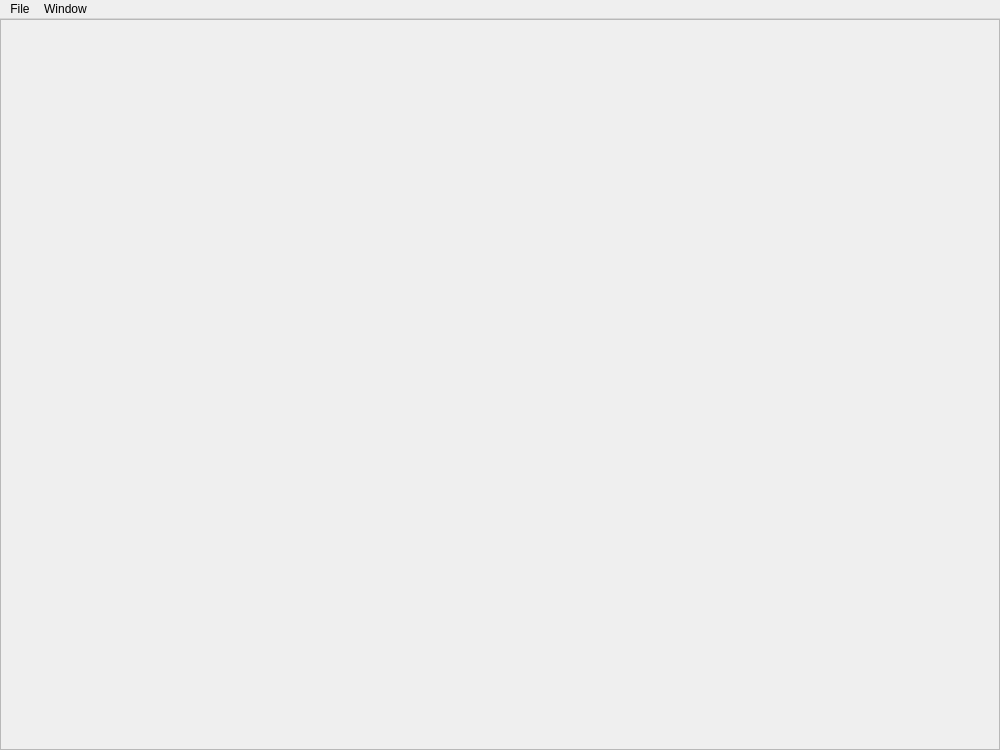
The window that mainwindow.ui (RicBent/Goombatlas) describes before a commit, drawn with Qt 5.
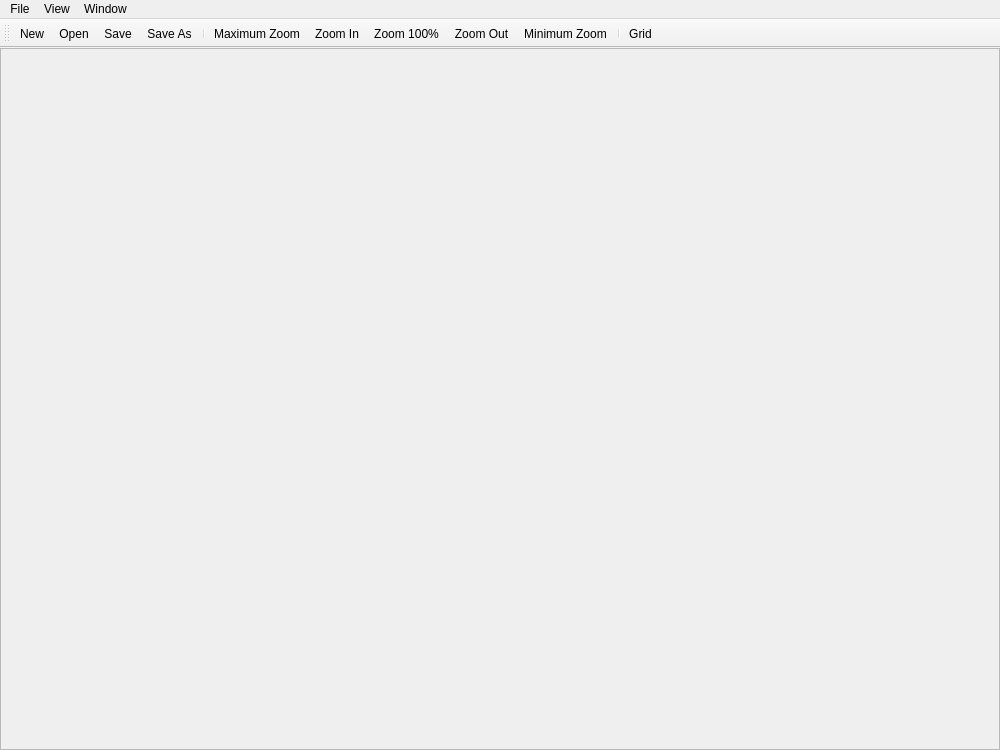
The same window after the commit.

What changed in the file:
```diff
--- a/mainwindow.ui
+++ b/mainwindow.ui
@@ -38,7 +38,7 @@
          <x>0</x>
          <y>0</y>
          <width>998</width>
-         <height>727</height>
+         <height>706</height>
         </rect>
        </property>
       </widget>
@@ -70,9 +70,45 @@
     <addaction name="actionSave"/>
     <addaction name="actionSaveAs"/>
    </widget>
+   <widget class="QMenu" name="menuView">
+    <property name="title">
+     <string>View</string>
+    </property>
+    <addaction name="actionMaximumZoom"/>
+    <addaction name="actionZoomIn"/>
+    <addaction name="actionZoom100"/>
+    <addaction name="actionZoomOut"/>
+    <addaction name="actionMinimumZoom"/>
+    <addaction name="separator"/>
+    <addaction name="actionGrid"/>
+   </widget>
    <addaction name="menuFile"/>
+   <addaction name="menuView"/>
    <addaction name="menuWindow"/>
   </widget>
+  <widget class="QToolBar" name="toolBar">
+   <property name="windowTitle">
+    <string>toolBar</string>
+   </property>
+   <attribute name="toolBarArea">
+    <enum>TopToolBarArea</enum>
+   </attribute>
+   <attribute name="toolBarBreak">
+    <bool>false</bool>
+   </attribute>
+   <addaction name="actionNew"/>
+   <addaction name="actionOpen"/>
+   <addaction name="actionSave"/>
+   <addaction name="actionSaveAs"/>
+   <addaction name="separator"/>
+   <addaction name="actionMaximumZoom"/>
+   <addaction name="actionZoomIn"/>
+   <addaction name="actionZoom100"/>
+   <addaction name="actionZoomOut"/>
+   <addaction name="actionMinimumZoom"/>
+   <addaction name="separator"/>
+   <addaction name="actionGrid"/>
+  </widget>
   <action name="actionNew">
    <property name="text">
     <string>New</string>
@@ -117,6 +153,69 @@
     <string>Ctrl+Shift+S</string>
    </property>
   </action>
+  <action name="actionZoomIn">
+   <property name="text">
+    <string>Zoom In</string>
+   </property>
+   <property name="toolTip">
+    <string>Zoom In</string>
+   </property>
+   <property name="shortcut">
+    <string>Ctrl++</string>
+   </property>
+  </action>
+  <action name="actionZoomOut">
+   <property name="text">
+    <string>Zoom Out</string>
+   </property>
+   <property name="toolTip">
+    <string>Zoom Out</string>
+   </property>
+   <property name="shortcut">
+    <string>Ctrl+-</string>
+   </property>
+  </action>
+  <action name="actionMaximumZoom">
+   <property name="text">
+    <string>Maximum Zoom</string>
+   </property>
+   <property name="toolTip">
+    <string>Maximum Zoom</string>
+   </property>
+  </action>
+  <action name="actionMinimumZoom">
+   <property name="text">
+    <string>Minimum Zoom</string>
+   </property>
+   <property name="toolTip">
+    <string>Minimum Zoom</string>
+   </property>
+  </action>
+  <action name="actionZoom100">
+   <property name="text">
+    <string>Zoom 100%</string>
+   </property>
+   <property name="toolTip">
+    <string>Zoom 100%</string>
+   </property>
+   <property name="shortcut">
+    <string>Ctrl+0</string>
+   </property>
+  </action>
+  <action name="actionGrid">
+   <property name="checkable">
+    <bool>true</bool>
+   </property>
+   <property name="text">
+    <string>Grid</string>
+   </property>
+   <property name="toolTip">
+    <string>Grid</string>
+   </property>
+   <property name="shortcut">
+    <string>Ctrl+G</string>
+   </property>
+  </action>
  </widget>
  <layoutdefault spacing="6" margin="11"/>
  <resources/>
```
